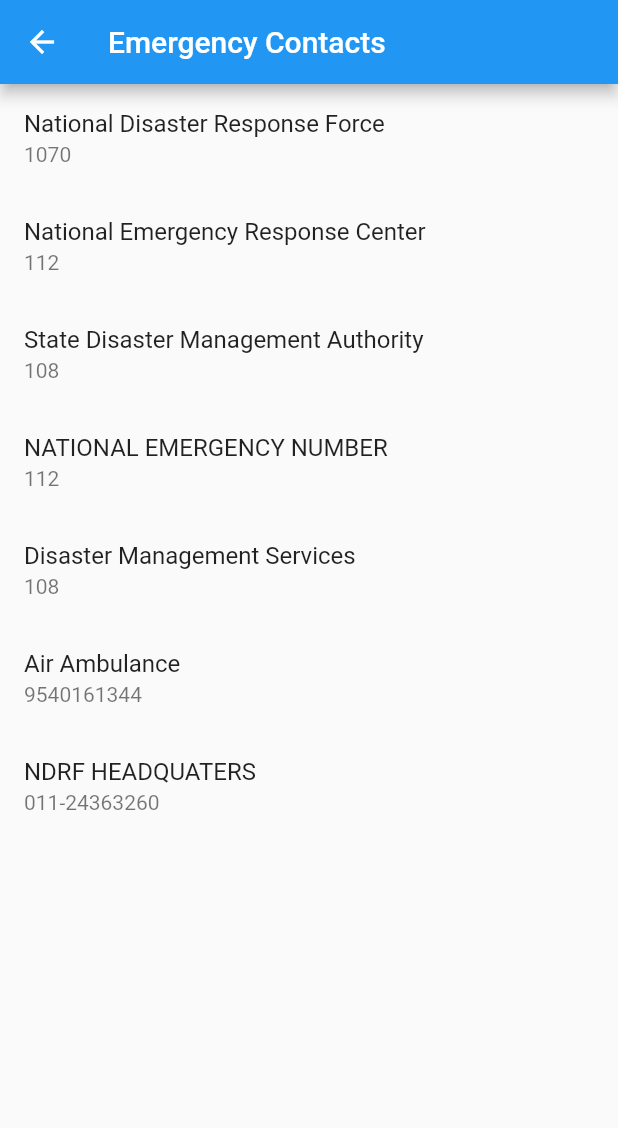
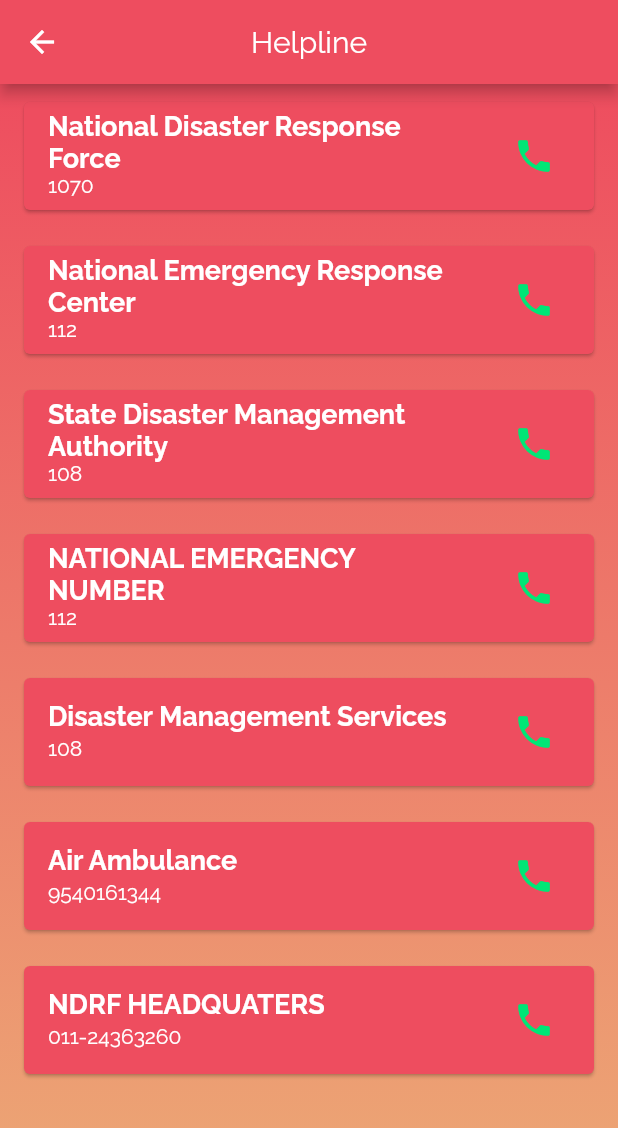
Before and after one commit to Rudalph/Flutter_pbl, a Flutter app: the alerts screen opened directly, on a phone screen of 412 x 824 dp. Shown: the top 1128 px of the screen. Run offline on Flutter 3.47's test engine with Material 2 defaults, Android fonts, the phone set to English and light mode, and no system bars; missing offline and left inert: humanitarian_icons, translator; network calls fail.

Commit message:
helpline page ui

```diff
--- a/lib/alerts.dart
+++ b/lib/alerts.dart
@@ -1,7 +1,5 @@
-import 'package:dis_man_sym/DOandDonts/helpline.dart';
 import 'package:flutter/material.dart';
 import 'package:url_launcher/url_launcher.dart';
-
 
 // class alerts extends StatelessWidget {
 //   // final double temperature;
@@ -95,7 +93,6 @@ import 'package:dis_man_sym/DOandDonts/helpline.dart';
 //   }
 // }
 
-
 class alerts extends StatelessWidget {
   final List<Map<String, String>> contacts = [
     {'name': 'National Disaster Response Force', 'number': '1070'},
@@ -105,29 +102,82 @@ class alerts extends StatelessWidget {
     {'name': 'Disaster Management Services', 'number': '108'},
     {'name': 'Air Ambulance', 'number': '9540161344'},
     {'name': 'NDRF HEADQUATERS', 'number': '011-24363260'},
-
-
-
-
   ];
 
   @override
   Widget build(BuildContext context) {
     return Scaffold(
       appBar: AppBar(
-        title: Text('Emergency Contacts'),
+        title: Text(
+          'Helpline',
+          style: TextStyle(fontFamily: 'Raleway'),
         ),
-      body: ListView.builder(
+        backgroundColor: Color(0xFFEE4D5F),
+        foregroundColor: Colors.white,
+        centerTitle: true,
+        leading: IconButton(
+          icon: Icon(
+            Icons.arrow_back,
+            color: Colors.white,
+          ),
+          onPressed: () {
+            Navigator.pop(context);
+          },
+        ),
+      ),
+      body: Container(
+        decoration: BoxDecoration(
+          gradient: LinearGradient(
+            begin: Alignment.topCenter,
+            end: Alignment.bottomCenter,
+            colors: [
+              Color(0xFFEE4D5F),
+              Color.fromARGB(255, 236, 171, 118),
+            ],
+          ),
+        ),
+        child: ListView.builder(
           itemCount: contacts.length,
           itemBuilder: (BuildContext context, int index) {
-          return ListTile(
-            title: Text(contacts[index]['name']!),
-            subtitle: Text(contacts[index]['number']!),
-            onTap: () {
+            return Padding(
+              padding: EdgeInsets.symmetric(vertical: 8, horizontal: 16),
+              child: Card(
+                color: Color(0xFFEE4D5F),
+                // elevation: 4,
+                margin: EdgeInsets.symmetric(vertical: 4),
+                child: ListTile(
+                  title: Text(
+                    contacts[index]['name']!,
+                    style: TextStyle(
+                      color: Colors.white,
+                      fontSize: 18,
+                      fontFamily: 'Raleway',
+                      fontWeight: FontWeight.bold,
+                    ),
+                  ),
+                  subtitle: Text(
+                    contacts[index]['number']!,
+                    style: TextStyle(
+                      color: Colors.white,
+                      fontSize: 14,
+                      fontFamily: 'Raleway',
+                    ),
+                  ),
+                  trailing: IconButton(
+                    icon: Icon(
+                      Icons.phone,
+                      color: Colors.greenAccent[400],
+                      size: 28,
+                    ),
+                    onPressed: () {
                       launch('tel:${contacts[index]['number']}');
                     },
+                  ),
+                ),
+              ),
             );
           },
+        ),
       ),
     );
   }
--- a/lib/main.dart
+++ b/lib/main.dart
@@ -3,7 +3,6 @@ import 'package:dis_man_sym/alerts.dart';
 import 'package:dis_man_sym/rainfallAlert.dart';
 import 'package:flutter/material.dart';
 import 'DoandDontScreen.dart';
-import 'alerts.dart';
 import 'weatherforecast.dart';
 import 'splashScreen.dart';
 
@@ -127,10 +126,7 @@ class HomeScreen extends StatelessWidget {
                         child: ElevatedButton.icon(
                           onPressed: () {
                             Navigator.of(context).push(
-                              MaterialPageRoute(
-                                  builder: (context) =>alerts()
-
-                                      ),
+                              MaterialPageRoute(builder: (context) => alerts()),
                             );
                           },
                           style: ElevatedButton.styleFrom(
```
Lines whose indentation alone changed are shown as unchanged.
